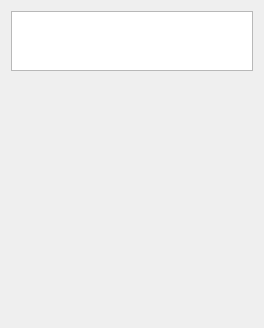
The window that src/qt/ui/user_panels.ui (maidsafe-archive/MaidSafe-Encrypt) describes before a commit, drawn with Qt 5.
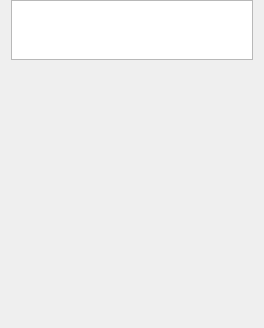
The same window after the commit.

The edit to the form file:
```diff
--- a/src/qt/ui/user_panels.ui
+++ b/src/qt/ui/user_panels.ui
@@ -29,6 +29,9 @@
    <string/>
   </property>
   <layout class="QVBoxLayout" name="verticalLayout">
+   <property name="topMargin">
+    <number>0</number>
+   </property>
    <item>
     <widget class="QListWidget" name="toolBarListWidget">
      <property name="maximumSize">
@@ -60,19 +63,19 @@
      </property>
     </widget>
    </item>
-   <item>
-    <widget class="QLabel" name="public_username">
-     <property name="text">
-      <string/>
-     </property>
-    </widget>
-   </item>
    <item>
     <widget class="QStackedWidget" name="userStackedWidget">
      <widget class="QWidget" name="page"/>
      <widget class="QWidget" name="page_2"/>
     </widget>
    </item>
+   <item>
+    <widget class="QLabel" name="public_username">
+     <property name="text">
+      <string/>
+     </property>
+    </widget>
+   </item>
   </layout>
  </widget>
  <resources>
```
Left out of the diff: 2 changed lines with no effect on the pictures.
